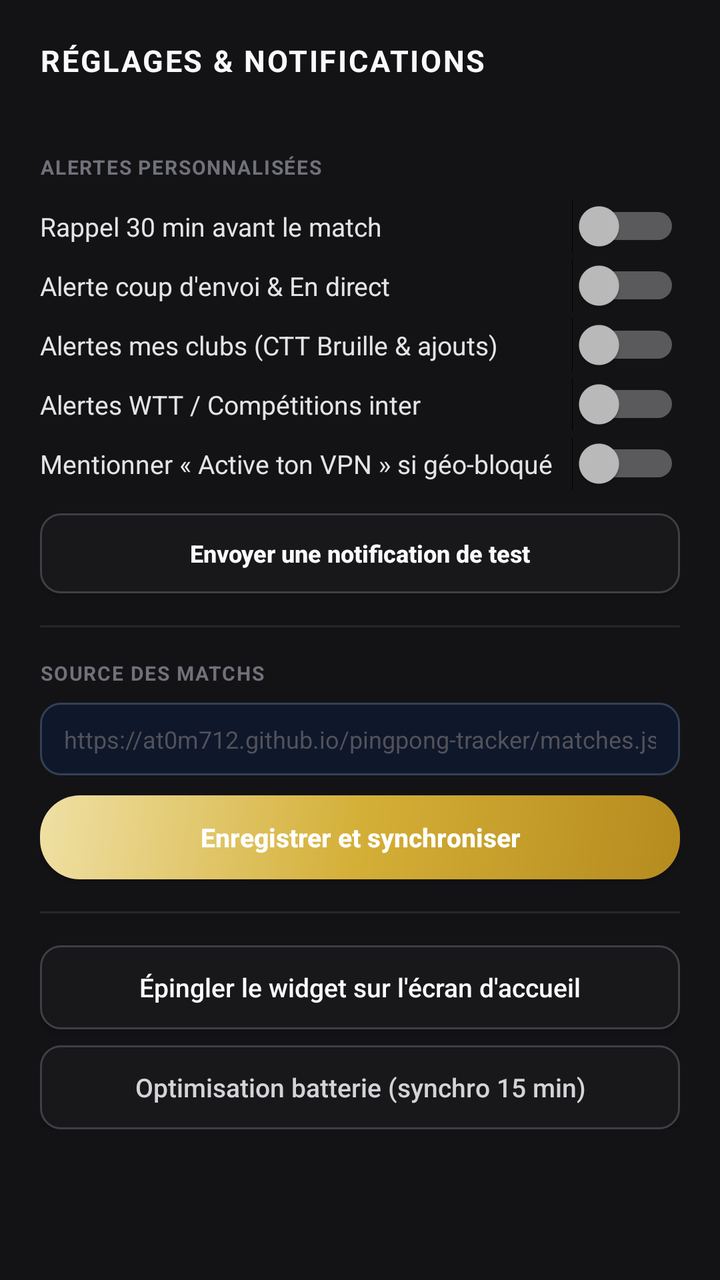
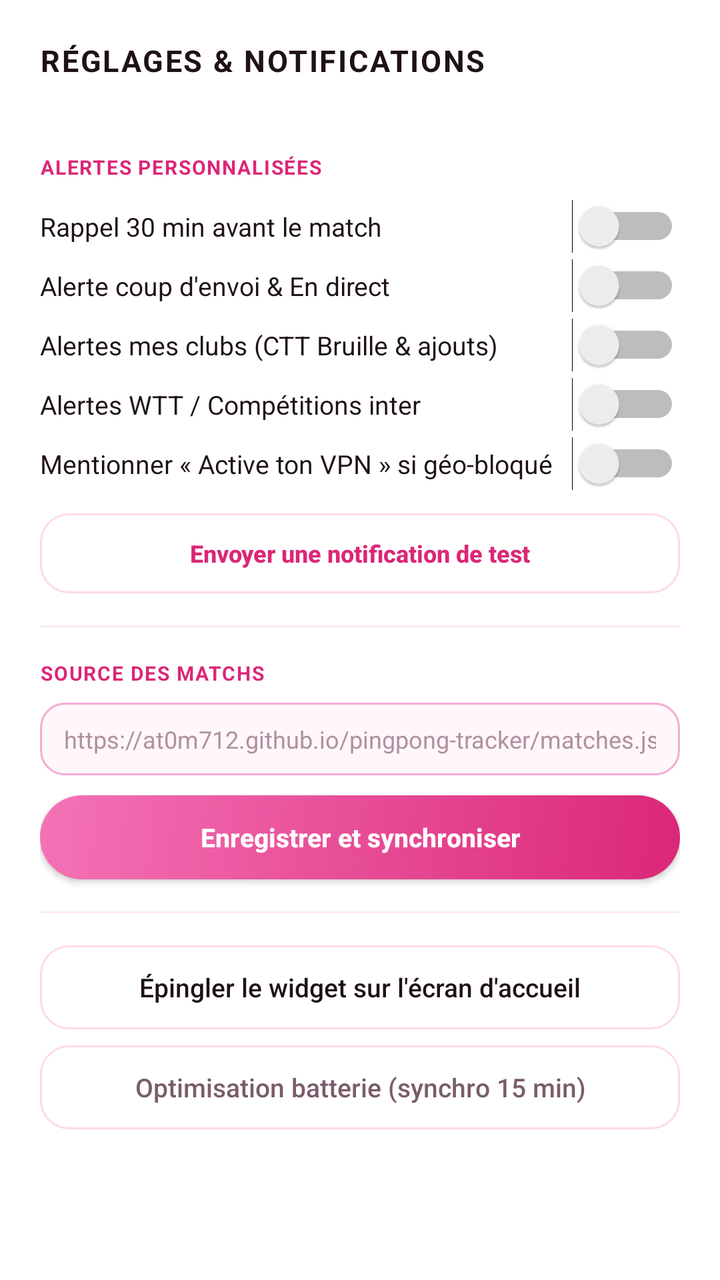

The first picture is an Android layout as it rendered before a commit; the second is the same layout after the commit. The layout source and the unified diff follow.
<!-- AndroidManifest.xml: application theme Theme.PingTracker -->
<!-- res/layout/dialog_settings.xml -->
<?xml version="1.0" encoding="utf-8"?>
<ScrollView xmlns:android="http://schemas.android.com/apk/res/android"
    android:layout_width="match_parent"
    android:layout_height="wrap_content"
    android:background="#131316">

    <LinearLayout
        android:layout_width="match_parent"
        android:layout_height="wrap_content"
        android:orientation="vertical"
        android:padding="20dp">

        <TextView
            android:layout_width="match_parent"
            android:layout_height="wrap_content"
            android:letterSpacing="0.06"
            android:text="RÉGLAGES &amp; NOTIFICATIONS"
            android:textColor="#FAFAFA"
            android:textSize="15sp"
            android:textStyle="bold" />

        <TextView
            android:id="@+id/settings_status"
            android:layout_width="match_parent"
            android:layout_height="wrap_content"
            android:layout_marginTop="4dp"
            android:textColor="#A1A1AA"
            android:textSize="12sp" />

        
        <TextView
            android:layout_width="match_parent"
            android:layout_height="wrap_content"
            android:layout_marginTop="16dp"
            android:layout_marginBottom="8dp"
            android:letterSpacing="0.06"
            android:text="ALERTES PERSONNALISÉES"
            android:textColor="#71717A"
            android:textSize="10sp"
            android:textStyle="bold" />

        <Switch
            android:id="@+id/switch_notif_30m"
            android:layout_width="match_parent"
            android:layout_height="wrap_content"
            android:paddingVertical="6dp"
            android:text="Rappel 30 min avant le match"
            android:textColor="#E4E4E7"
            android:textSize="13sp" />

        <Switch
            android:id="@+id/switch_notif_live"
            android:layout_width="match_parent"
            android:layout_height="wrap_content"
            android:paddingVertical="6dp"
            android:text="Alerte coup d'envoi &amp; En direct"
            android:textColor="#E4E4E7"
            android:textSize="13sp" />

        <Switch
            android:id="@+id/switch_notif_clubs"
            android:layout_width="match_parent"
            android:layout_height="wrap_content"
            android:paddingVertical="6dp"
            android:text="Alertes mes clubs (CTT Bruille &amp; ajouts)"
            android:textColor="#E4E4E7"
            android:textSize="13sp" />

        <Switch
            android:id="@+id/switch_notif_intl"
            android:layout_width="match_parent"
            android:layout_height="wrap_content"
            android:paddingVertical="6dp"
            android:text="Alertes WTT / Compétitions inter"
            android:textColor="#E4E4E7"
            android:textSize="13sp" />

        <Switch
            android:id="@+id/switch_notif_vpn"
            android:layout_width="match_parent"
            android:layout_height="wrap_content"
            android:paddingVertical="6dp"
            android:text="Mentionner « Active ton VPN » si géo-bloqué"
            android:textColor="#E4E4E7"
            android:textSize="13sp" />

        <Button
            android:id="@+id/settings_btn_test_notif"
            android:layout_width="match_parent"
            android:layout_height="40dp"
            android:layout_marginTop="10dp"
            android:background="@drawable/bg_button_dark"
            android:text="Envoyer une notification de test"
            android:textAllCaps="false"
            android:textColor="#FAFAFA"
            android:textSize="12sp"
            android:textStyle="bold" />

        <View
            android:layout_width="match_parent"
            android:layout_height="1dp"
            android:layout_marginVertical="16dp"
            android:background="#27272A" />

        
        <TextView
            android:layout_width="match_parent"
            android:layout_height="wrap_content"
            android:letterSpacing="0.06"
            android:text="SOURCE DES MATCHS"
            android:textColor="#71717A"
            android:textSize="10sp"
            android:textStyle="bold" />

        <EditText
            android:id="@+id/settings_input_url"
            android:layout_width="match_parent"
            android:layout_height="wrap_content"
            android:layout_marginTop="8dp"
            android:background="@drawable/bg_input_dark"
            android:hint="https://at0m712.github.io/pingpong-tracker/matches.json"
            android:inputType="textUri"
            android:maxLines="2"
            android:paddingHorizontal="12dp"
            android:paddingVertical="10dp"
            android:textColor="#FAFAFA"
            android:textColorHint="#52525B"
            android:textSize="12sp" />

        <Button
            android:id="@+id/settings_btn_save_url"
            android:layout_width="match_parent"
            android:layout_height="42dp"
            android:layout_marginTop="10dp"
            android:background="@drawable/bg_button_accent"
            android:text="Enregistrer et synchroniser"
            android:textAllCaps="false"
            android:textColor="#FFFFFF"
            android:textSize="13sp"
            android:textStyle="bold" />

        <View
            android:layout_width="match_parent"
            android:layout_height="1dp"
            android:layout_marginVertical="16dp"
            android:background="#27272A" />

        <Button
            android:id="@+id/settings_btn_pin_widget"
            android:layout_width="match_parent"
            android:layout_height="42dp"
            android:background="@drawable/bg_button_dark"
            android:text="Épingler le widget sur l'écran d'accueil"
            android:textAllCaps="false"
            android:textColor="#FAFAFA"
            android:textSize="13sp" />

        <Button
            android:id="@+id/settings_btn_battery"
            android:layout_width="match_parent"
            android:layout_height="42dp"
            android:layout_marginTop="8dp"
            android:background="@drawable/bg_button_dark"
            android:text="Optimisation batterie (synchro 15 min)"
            android:textAllCaps="false"
            android:textColor="#D4D4D8"
            android:textSize="13sp" />
    </LinearLayout>
</ScrollView>
<!-- resources referenced by this layout -->
<resources>
  <!-- drawable bg_button_accent (drawable) -->
  <?xml version="1.0" encoding="utf-8"?>
  <shape xmlns:android="http://schemas.android.com/apk/res/android"
      android:shape="rectangle">
      <gradient
          android:angle="315"
          android:startColor="#EFE0A4"
          android:centerColor="#D4AF37"
          android:endColor="#B58B1E"
          android:type="linear" />
      <corners android:radius="20dp" />
  </shape>
  <!-- drawable bg_button_dark (drawable) -->
  <?xml version="1.0" encoding="utf-8"?>
  <shape xmlns:android="http://schemas.android.com/apk/res/android"
      android:shape="rectangle">
      <solid android:color="#18181B" />
      <corners android:radius="10dp" />
      <stroke
          android:width="1dp"
          android:color="#3F3F46" />
  </shape>
  <!-- drawable bg_input_dark (drawable) -->
  <?xml version="1.0" encoding="utf-8"?>
  <shape xmlns:android="http://schemas.android.com/apk/res/android"
      android:shape="rectangle">
      <solid android:color="#0F172A" />
      <corners android:radius="10dp" />
      <stroke
          android:width="1dp"
          android:color="#334155" />
  </shape>
  <style name="Theme.PingTracker" parent="android:Theme.Material.NoActionBar">
          <item name="android:windowBackground">@color/bg_dark_start</item>
          <item name="android:statusBarColor">@color/bg_dark_start</item>
          <item name="android:navigationBarColor">@color/bg_dark_end</item>
      </style>
  <color name="bg_dark_start">#09090B</color>
  <color name="bg_dark_end">#0F0F12</color>
</resources>

<!-- the commit's change to res/layout/dialog_settings.xml (unified diff, before → after) -->
@@ -2,7 +2,7 @@
 <ScrollView xmlns:android="http://schemas.android.com/apk/res/android"
     android:layout_width="match_parent"
     android:layout_height="wrap_content"
-    android:background="#131316">
+    android:background="#FFFFFF">
 
     <LinearLayout
         android:layout_width="match_parent"
@@ -15,7 +15,7 @@
             android:layout_height="wrap_content"
             android:letterSpacing="0.06"
             android:text="RÉGLAGES &amp; NOTIFICATIONS"
-            android:textColor="#FAFAFA"
+            android:textColor="#1E1118"
             android:textSize="15sp"
             android:textStyle="bold" />
 
@@ -24,7 +24,7 @@
             android:layout_width="match_parent"
             android:layout_height="wrap_content"
             android:layout_marginTop="4dp"
-            android:textColor="#A1A1AA"
+            android:textColor="#7A5C6B"
             android:textSize="12sp" />
 
         
@@ -35,7 +35,7 @@
             android:layout_marginBottom="8dp"
             android:letterSpacing="0.06"
             android:text="ALERTES PERSONNALISÉES"
-            android:textColor="#71717A"
+            android:textColor="#DB2777"
             android:textSize="10sp"
             android:textStyle="bold" />
 
@@ -45,7 +45,7 @@
             android:layout_height="wrap_content"
             android:paddingVertical="6dp"
             android:text="Rappel 30 min avant le match"
-            android:textColor="#E4E4E7"
+            android:textColor="#1E1118"
             android:textSize="13sp" />
 
         <Switch
@@ -54,7 +54,7 @@
             android:layout_height="wrap_content"
             android:paddingVertical="6dp"
             android:text="Alerte coup d'envoi &amp; En direct"
-            android:textColor="#E4E4E7"
+            android:textColor="#1E1118"
             android:textSize="13sp" />
 
         <Switch
@@ -63,7 +63,7 @@
             android:layout_height="wrap_content"
             android:paddingVertical="6dp"
             android:text="Alertes mes clubs (CTT Bruille &amp; ajouts)"
-            android:textColor="#E4E4E7"
+            android:textColor="#1E1118"
             android:textSize="13sp" />
 
         <Switch
@@ -72,7 +72,7 @@
             android:layout_height="wrap_content"
             android:paddingVertical="6dp"
             android:text="Alertes WTT / Compétitions inter"
-            android:textColor="#E4E4E7"
+            android:textColor="#1E1118"
             android:textSize="13sp" />
 
         <Switch
@@ -81,7 +81,7 @@
             android:layout_height="wrap_content"
             android:paddingVertical="6dp"
             android:text="Mentionner « Active ton VPN » si géo-bloqué"
-            android:textColor="#E4E4E7"
+            android:textColor="#1E1118"
             android:textSize="13sp" />
 
         <Button
@@ -92,7 +92,7 @@
             android:background="@drawable/bg_button_dark"
             android:text="Envoyer une notification de test"
             android:textAllCaps="false"
-            android:textColor="#FAFAFA"
+            android:textColor="#DB2777"
             android:textSize="12sp"
             android:textStyle="bold" />
 
@@ -100,7 +100,7 @@
             android:layout_width="match_parent"
             android:layout_height="1dp"
             android:layout_marginVertical="16dp"
-            android:background="#27272A" />
+            android:background="#26F472B6" />
 
         
         <TextView
@@ -108,7 +108,7 @@
             android:layout_height="wrap_content"
             android:letterSpacing="0.06"
             android:text="SOURCE DES MATCHS"
-            android:textColor="#71717A"
+            android:textColor="#DB2777"
             android:textSize="10sp"
             android:textStyle="bold" />
 
@@ -123,8 +123,8 @@
             android:maxLines="2"
             android:paddingHorizontal="12dp"
             android:paddingVertical="10dp"
-            android:textColor="#FAFAFA"
-            android:textColorHint="#52525B"
+            android:textColor="#1E1118"
+            android:textColorHint="#B090A0"
             android:textSize="12sp" />
 
         <Button
@@ -143,7 +143,7 @@
             android:layout_width="match_parent"
             android:layout_height="1dp"
             android:layout_marginVertical="16dp"
-            android:background="#27272A" />
+            android:background="#26F472B6" />
 
         <Button
             android:id="@+id/settings_btn_pin_widget"
@@ -152,7 +152,7 @@
             android:background="@drawable/bg_button_dark"
             android:text="Épingler le widget sur l'écran d'accueil"
             android:textAllCaps="false"
-            android:textColor="#FAFAFA"
+            android:textColor="#1E1118"
             android:textSize="13sp" />
 
         <Button
@@ -163,7 +163,7 @@
             android:background="@drawable/bg_button_dark"
             android:text="Optimisation batterie (synchro 15 min)"
             android:textAllCaps="false"
-            android:textColor="#D4D4D8"
+            android:textColor="#7A5C6B"
             android:textSize="13sp" />
     </LinearLayout>
 </ScrollView>
<!-- resource entries referenced after the edit -->
@@ -6,38 +6,36 @@
       android:shape="rectangle">
       <gradient
           android:angle="315"
-          android:startColor="#EFE0A4"
-          android:centerColor="#D4AF37"
-          android:endColor="#B58B1E"
+          android:startColor="#F472B6"
+          android:endColor="#DB2777"
           android:type="linear" />
-      <corners android:radius="20dp" />
+      <corners android:radius="22dp" />
   </shape>
   <!-- drawable bg_button_dark (drawable) -->
   <?xml version="1.0" encoding="utf-8"?>
   <shape xmlns:android="http://schemas.android.com/apk/res/android"
       android:shape="rectangle">
-      <solid android:color="#18181B" />
-      <corners android:radius="10dp" />
+      <solid android:color="#EBFFFFFF" />
+      <corners android:radius="14dp" />
       <stroke
           android:width="1dp"
-          android:color="#3F3F46" />
+          android:color="#45F472B6" />
   </shape>
   <!-- drawable bg_input_dark (drawable) -->
   <?xml version="1.0" encoding="utf-8"?>
   <shape xmlns:android="http://schemas.android.com/apk/res/android"
       android:shape="rectangle">
-      <solid android:color="#0F172A" />
-      <corners android:radius="10dp" />
+      <solid android:color="#FFF7FA" />
+      <corners android:radius="12dp" />
       <stroke
           android:width="1dp"
-          android:color="#334155" />
+          android:color="#F9A8D4" />
   </shape>
-  <style name="Theme.PingTracker" parent="android:Theme.Material.NoActionBar">
-          <item name="android:windowBackground">@color/bg_dark_start</item>
-          <item name="android:statusBarColor">@color/bg_dark_start</item>
-          <item name="android:navigationBarColor">@color/bg_dark_end</item>
+  <style name="Theme.PingTracker" parent="android:Theme.Material.Light.NoActionBar">
+          <item name="android:windowBackground">@color/bg_light_start</item>
+          <item name="android:statusBarColor">@android:color/transparent</item>
+          <item name="android:navigationBarColor">@android:color/transparent</item>
       </style>
-  <color name="bg_dark_start">#09090B</color>
-  <color name="bg_dark_end">#0F0F12</color>
+  <color name="bg_light_start">#FFFFFF</color>
 </resources>
 
